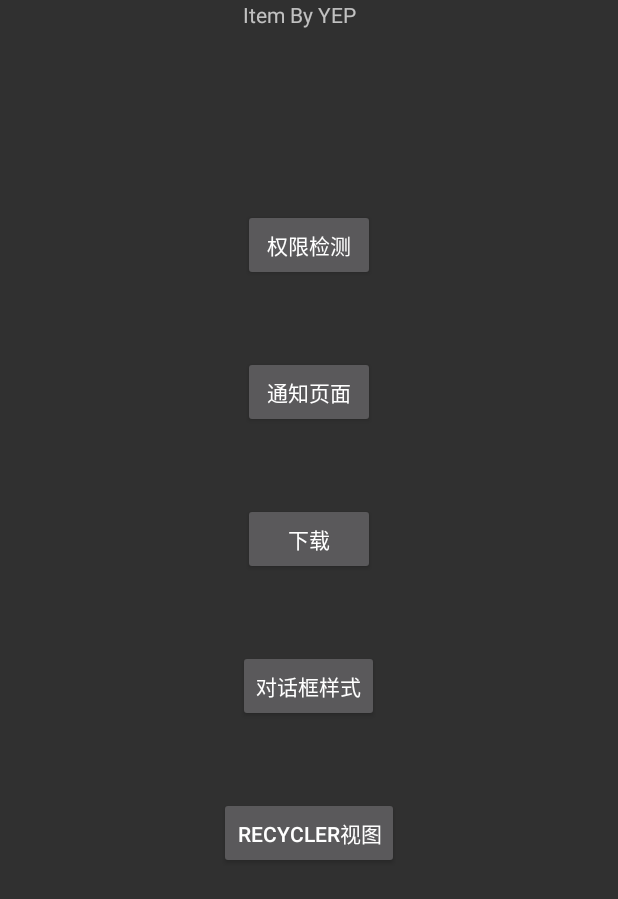
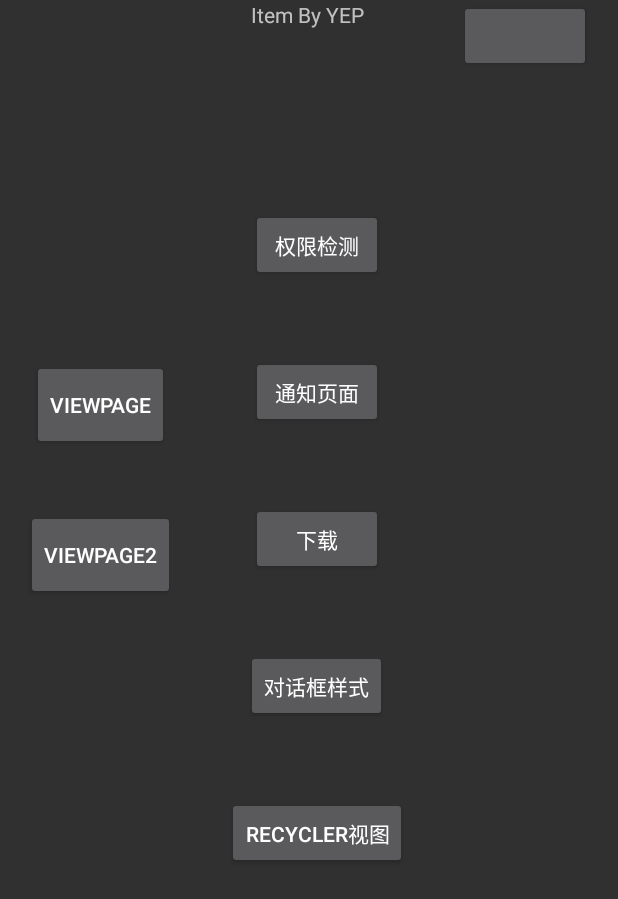
Before and after one commit to YEP-Autumn/YEP, an Android app: the screen it shows after launch (MainActivity), on a phone screen of 412 x 824 dp. Shown: the top 899 px of the screen. Run offline under Robolectric (Android 15) with nearby library versions, the phone set to English and light mode, and no system bars.

Commit message:
ViewPager

```diff
--- a/app/build.gradle
+++ b/app/build.gradle
@@ -31,6 +31,7 @@ android {
 }
 
 dependencies {
+    implementation 'androidx.viewpager2:viewpager2:+'
     implementation 'com.fasterxml.jackson.core:jackson-databind:+'
     implementation group: 'com.fasterxml.jackson.core', name: 'jackson-core', version: '+'
     implementation 'com.fasterxml.jackson.core:jackson-databind:+'
--- a/app/src/main/java/com/example/lapace/MainActivity.java
+++ b/app/src/main/java/com/example/lapace/MainActivity.java
@@ -25,23 +25,21 @@ import com.example.download.VideoDownloadActivity;
 import com.example.notification.NotifyActivity;
 import com.example.powercheck.JurisdictionCheckActivity;
 import com.example.recycler.RecyclerViewActivity;
+import com.example.recycler.ViewPager2Activity;
+import com.example.recycler.ViewPagerActivity;
 
-public class MainActivity extends AppCompatActivity implements View.OnClickListener{
+public class MainActivity extends AppCompatActivity implements View.OnClickListener {
 
     private static final String TAG = "YEP";
 
     private boolean canExit = false;
-    final Handler handler = new Handler(Looper.getMainLooper()){
+    final Handler handler = new Handler(Looper.getMainLooper()) {
         @Override
         public void handleMessage(@NonNull Message msg) {
             super.handleMessage(msg);
             canExit = false;
         }
     };
-
-
-
-
 
 
     @Override
@@ -55,14 +53,16 @@ public class MainActivity extends AppCompatActivity implements View.OnClickListe
         findViewById(R.id.jurisdiction_page).setOnClickListener(this);
         findViewById(R.id.alert_page).setOnClickListener(this);
         findViewById(R.id.recycler_page).setOnClickListener(this);
+        findViewById(R.id.view_page).setOnClickListener(this);
+        findViewById(R.id.view_page2).setOnClickListener(this);
 
     }
 
     /**
      * 弹出框
      */
-    public void alertChose(){
-        View dialog_view = getLayoutInflater().inflate(R.layout.dialog_view,null);
+    public void alertChose() {
+        View dialog_view = getLayoutInflater().inflate(R.layout.dialog_view, null);
         AlertDialog.Builder builder = new AlertDialog.Builder(this);
         builder.setIcon(R.mipmap.ic_white_icon)
                 .setTitle("下载图片or视频?")
@@ -88,7 +88,7 @@ public class MainActivity extends AppCompatActivity implements View.OnClickListe
 
     @Override
     public void onClick(View view) {
-        switch (view.getId()){
+        switch (view.getId()) {
             case R.id.notify_page:
                 Intent intentNP = new Intent(MainActivity.this, NotifyActivity.class);
                 startActivity(intentNP);
@@ -107,16 +107,22 @@ public class MainActivity extends AppCompatActivity implements View.OnClickListe
             case R.id.recycler_page:
                 Intent intentRP = new Intent(MainActivity.this, RecyclerViewActivity.class);
                 startActivity(intentRP);
+            case R.id.view_page:
+                Intent intentVP = new Intent(MainActivity.this, ViewPagerActivity.class);
+                startActivity(intentVP);
+            case R.id.view_page2:
+                Intent intentVP2 = new Intent(MainActivity.this, ViewPager2Activity.class);
+                startActivity(intentVP2);
         }
     }
 
 
     @Override
     public boolean onKeyDown(int keyCode, KeyEvent event) {
-        if(!canExit && keyCode == KeyEvent.KEYCODE_BACK){
+        if (!canExit && keyCode == KeyEvent.KEYCODE_BACK) {
             Toast.makeText(this, "再按一次退出", Toast.LENGTH_SHORT).show();
             canExit = true;
-            handler.sendEmptyMessageDelayed(0,3000);
+            handler.sendEmptyMessageDelayed(0, 3000);
             return true;
         }
         return super.onKeyDown(keyCode, event);
--- a/app/src/main/res/layout/activity_alert.xml
+++ b/app/src/main/res/layout/activity_alert.xml
@@ -1,11 +1,8 @@
 <?xml version="1.0" encoding="utf-8"?>
 <LinearLayout xmlns:android="http://schemas.android.com/apk/res/android"
-    xmlns:app="http://schemas.android.com/apk/res-auto"
-    xmlns:tools="http://schemas.android.com/tools"
     android:layout_width="match_parent"
     android:layout_height="match_parent"
-    android:orientation="vertical"
-    tools:context="com.example.AlertActivity">
+    android:orientation="vertical">
 
     <Button
         android:id="@+id/alert_style_one"
--- a/app/src/main/res/layout/activity_main.xml
+++ b/app/src/main/res/layout/activity_main.xml
@@ -3,12 +3,35 @@
     xmlns:tools="http://schemas.android.com/tools"
     android:layout_width="match_parent"
     android:layout_height="match_parent"
-    android:baselineAligned="false">
+    android:orientation="horizontal">
 
     <LinearLayout
-        android:layout_width="match_parent"
+        android:layout_width="wrap_content"
         android:layout_height="match_parent"
-        android:layout_weight="0.5"
+        android:layout_weight="1"
+        android:orientation="vertical">
+
+        <Button
+            android:layout_marginTop="240dp"
+            android:id="@+id/view_page"
+            android:text="ViewPage"
+            android:layout_width="wrap_content"
+            android:layout_height="60dp"
+            android:layout_gravity="center" />
+
+        <Button
+            android:layout_marginTop="40dp"
+            android:text="ViewPage2"
+            android:id="@+id/view_page2"
+            android:layout_width="wrap_content"
+            android:layout_height="60dp"
+            android:layout_gravity="center"/>
+    </LinearLayout>
+
+    <LinearLayout
+        android:layout_width="wrap_content"
+        android:layout_height="match_parent"
+        android:layout_weight="1"
         android:orientation="vertical"
         tools:context=".MainActivity">
 
@@ -57,7 +80,17 @@
             android:layout_gravity="center"
             android:layout_marginTop="50dp"
             android:text="Recycler视图" />
+    </LinearLayout>
 
+    <LinearLayout
+        android:layout_width="wrap_content"
+        android:layout_height="match_parent"
+        android:layout_weight="1"
+        android:orientation="vertical">
 
+        <Button
+            android:layout_width="wrap_content"
+            android:layout_height="wrap_content"
+            android:layout_gravity="center" />
     </LinearLayout>
 </LinearLayout>
```
Also changed, not shown: app/src/main/AndroidManifest.xml (+9 -3 lines), app/src/main/java/com/example/Adapter/ViewPager2AdapterDemo.java (added, +54 -0 lines), app/src/main/java/com/example/Adapter/ViewPagerAdapterDemo.java (added, +40 -0 lines), app/src/main/java/com/example/recycler/ViewPager2Activity.java (added, +32 -0 lines), app/src/main/java/com/example/recycler/ViewPagerActivity.java (added, +33 -0 lines), app/src/main/res/layout/activity_view_pager.xml (added, +14 -0 lines), app/src/main/res/layout/activity_view_pager2.xml (added, +13 -0 lines), app/src/main/res/layout/image_view.xml (added, +10 -0 lines), app/src/main/res/layout/view_pager_four.xml (added, +13 -0 lines), app/src/main/res/layout/view_pager_one.xml (added, +14 -0 lines), app/src/main/res/layout/view_pager_three.xml (added, +12 -0 lines), app/src/main/res/layout/view_pager_two.xml (added, +12 -0 lines), app/src/main/res/drawable/p1.jpg (added), app/src/main/res/drawable/p2.jpg (added), 2 more files.
